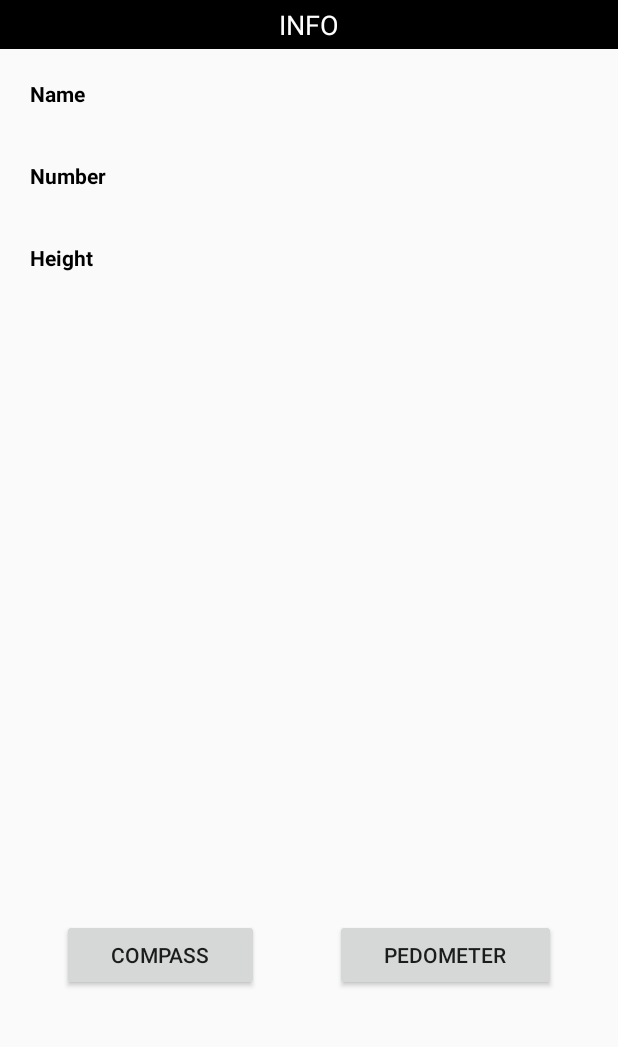
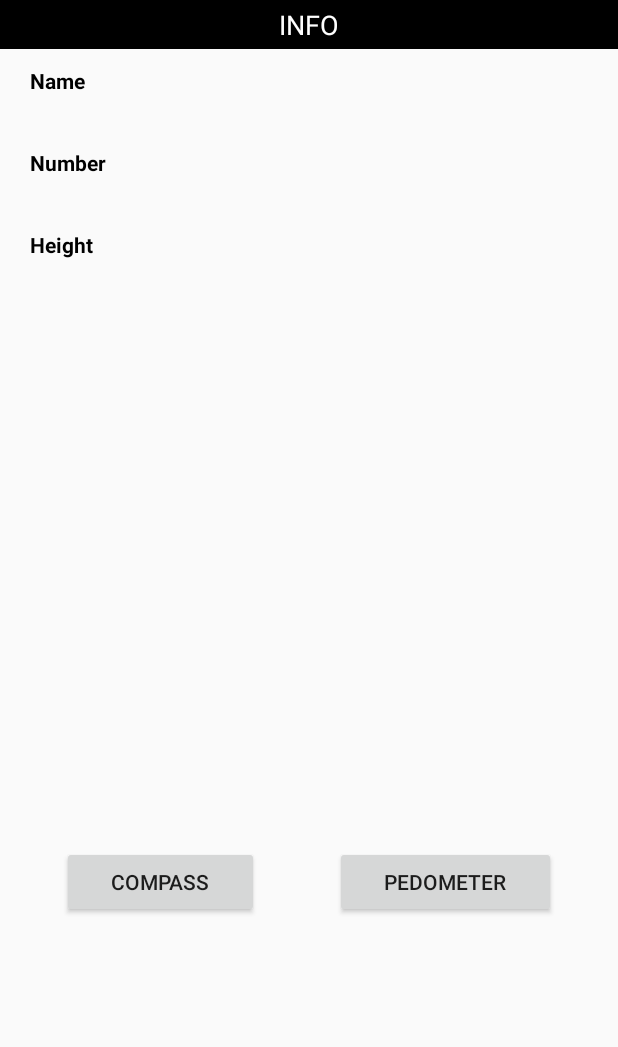
Before and after one commit to tekninon/PokeApp, an Android app: the screen it shows after launch (MainActivity), on a phone screen of 412 x 824 dp, the part 84-1131 px from its top. Run offline under Robolectric (Android 15) with nearby library versions, the phone set to English and light mode, and no system bars; our stand-ins replace Picasso; pictures from the network do not load.

Commit message:
Relative Layout pour Main Activyty

```diff
--- a/app/src/main/res/layout/activity_main.xml
+++ b/app/src/main/res/layout/activity_main.xml
@@ -1,5 +1,5 @@
 <?xml version="1.0" encoding="utf-8"?>
-<androidx.constraintlayout.widget.ConstraintLayout xmlns:android="http://schemas.android.com/apk/res/android"
+<RelativeLayout xmlns:android="http://schemas.android.com/apk/res/android"
     xmlns:app="http://schemas.android.com/apk/res-auto"
     xmlns:tools="http://schemas.android.com/tools"
     android:layout_width="match_parent"
@@ -9,9 +9,8 @@
 
     <TextView
         android:id="@+id/textView"
-        android:layout_width="0dp"
+        android:layout_width="match_parent"
         android:layout_height="wrap_content"
-        android:layout_marginTop="32dp"
         android:background="@color/colorPrimaryDark"
         android:padding="4dp"
         android:text="INFO"
@@ -23,10 +22,10 @@
         tools:ignore="MissingConstraints" />
 
     <LinearLayout
-        android:layout_width="0dp"
-        android:layout_height="0dp"
+        android:layout_width="match_parent"
+        android:layout_height="match_parent"
         android:layout_marginStart="16dp"
-        android:layout_marginTop="16dp"
+        android:layout_marginTop="40dp"
         android:layout_marginEnd="16dp"
         android:layout_marginBottom="16dp"
         android:orientation="vertical"
@@ -94,7 +93,7 @@
             android:layout_width="fill_parent"
             android:layout_height="wrap_content"
             android:orientation="horizontal"
-            android:layout_marginTop="150dp"
+            android:layout_marginTop="110dp"
             >
             <Button
                 android:id="@+id/btnCompass"
@@ -120,4 +119,4 @@
 
     </LinearLayout>
 
-</androidx.constraintlayout.widget.ConstraintLayout>
+</RelativeLayout>
```
